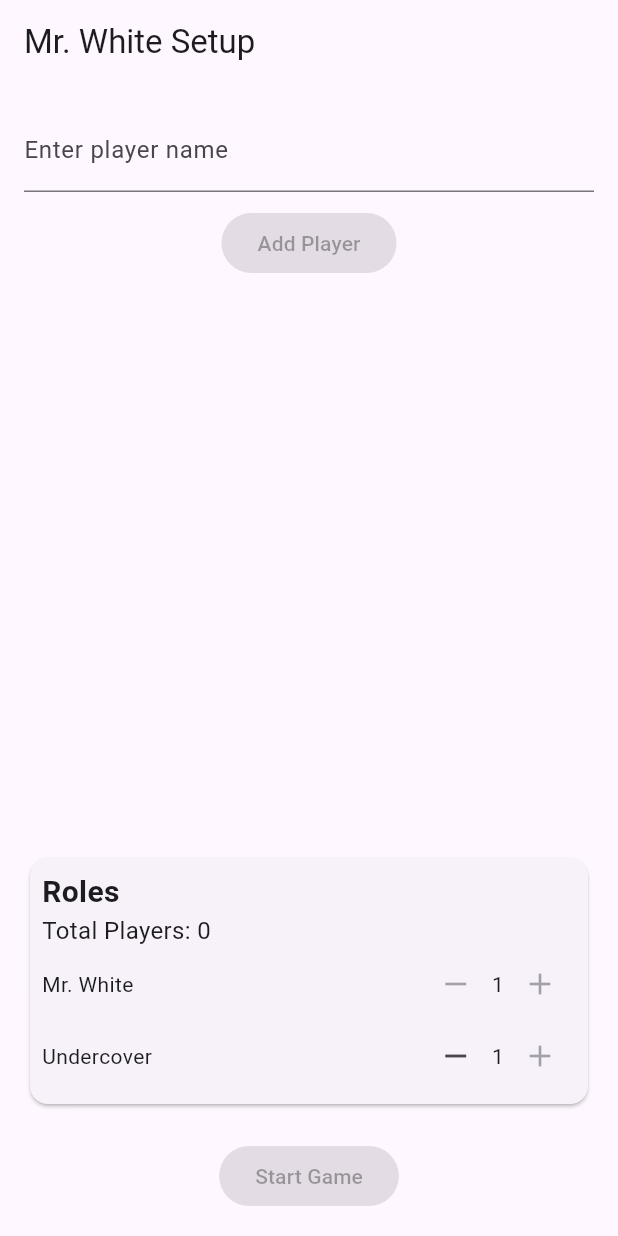
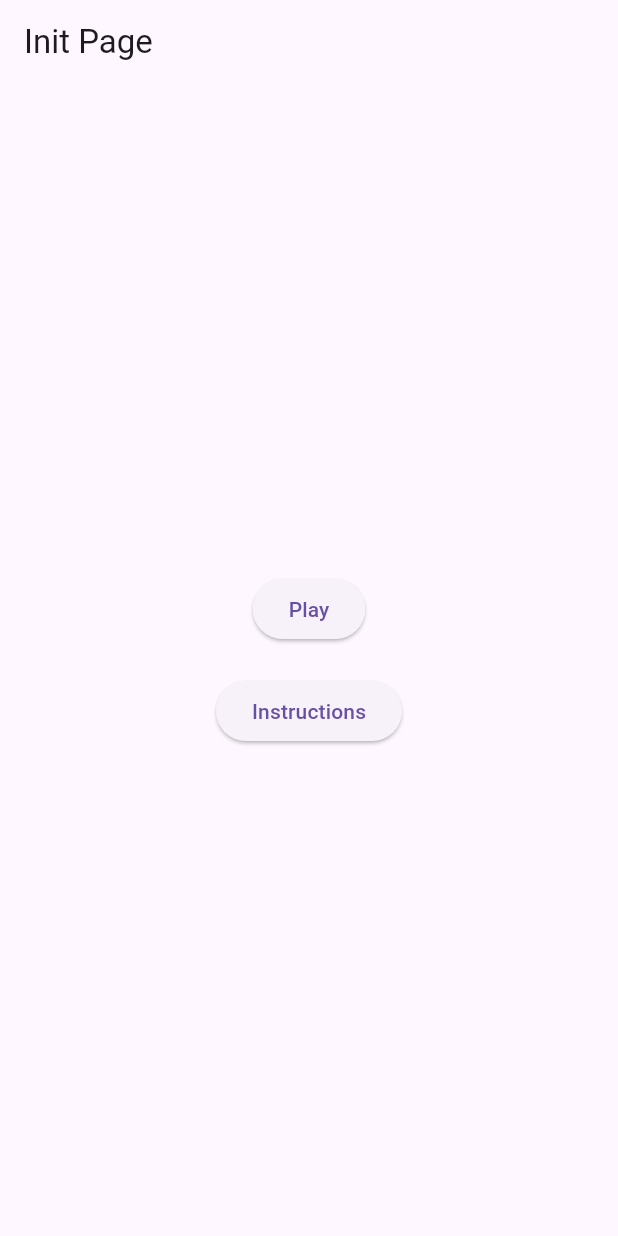
Before and after one commit to keerthikamath01/mr-white-app, a Flutter app: the screen it shows after launch, on a phone screen of 412 x 824 dp. Run offline on Flutter 3.47's test engine with Material 3 defaults, Android fonts, the phone set to English and light mode, and no system bars; our stand-ins replace flutter_dotenv, google_generative_ai, hive_ce_flutter; accounts and stored records are empty.

Commit message:
Added initial page before setup

```diff
--- a/lib/main.dart
+++ b/lib/main.dart
@@ -1,5 +1,5 @@
 import 'package:flutter/material.dart';
-import 'views/setup_view.dart';
+import 'views/init_view.dart';
 import 'view_models/game_view_model.dart';
 import 'package:flutter_dotenv/flutter_dotenv.dart';
 import 'package:provider/provider.dart';
@@ -61,7 +61,7 @@ class MrWhiteApp extends StatelessWidget {
     return MaterialApp(
       title: 'Mr White',
       debugShowCheckedModeBanner: false,
-      home: SetupView(), // First page = Setup view -> change to current view
+      home: InitView(), // First page = Setup view -> change to current view
     );
   }
 }
--- a/lib/models/game_state.dart
+++ b/lib/models/game_state.dart
@@ -48,6 +48,7 @@ class GameState {
     undercoverWord = null;
 
   }
+
 
   /// Initialize players list and reset state for a new game
   void setupGame(List<String> playerNames, {int mrWhites = 1, int undercovers = 1}) {
--- a/lib/view_models/game_view_model.dart
+++ b/lib/view_models/game_view_model.dart
@@ -50,6 +50,12 @@ class GameViewModel extends ChangeNotifier {
   // Reset game
   void reset() {
     _gameState.reset();
+    notifyListeners();
+  }
+
+  // Clear players list in setup view
+  void clearPlayers() {
+    playerNames = [];
     notifyListeners();
   }
 
--- /dev/null
+++ b/lib/views/init_view.dart
@@ -0,0 +1,49 @@
+import 'package:flutter/material.dart';
+import '../view_models/game_view_model.dart';
+import 'setup_view.dart';
+import 'package:provider/provider.dart';
+
+class InitView extends StatelessWidget {
+  const InitView({super.key});
+
+  @override
+  Widget build(BuildContext context) {
+
+    return Scaffold(
+
+      appBar: AppBar(
+        title: const Text("Init Page"),
+        automaticallyImplyLeading: false,
+      ),
+
+      body: Center(
+        child: Column(
+          mainAxisAlignment: MainAxisAlignment.center,
+          children: [
+
+            ElevatedButton(
+              onPressed: () {
+                Navigator.push(
+                  context,
+                  MaterialPageRoute(
+                    settings: const RouteSettings(name: '/setup'),
+                    builder: (context) => SetupView(),
+                  ),
+                );;
+              },
+              child: const Text("Play"),
+            ),
+
+            const SizedBox(height: 20),
+
+            ElevatedButton(
+              onPressed: () {
+              },
+              child: const Text("Instructions"),
+            )
+          ]
+        )
+      )
+    );
+  }
+}
--- a/lib/views/summary_view.dart
+++ b/lib/views/summary_view.dart
@@ -1,6 +1,7 @@
 import 'package:flutter/material.dart';
 import '../view_models/game_view_model.dart';
 import 'package:provider/provider.dart';
+import 'setup_view.dart';
 
 /// SummaryView displays the Winner, player names/roles/words, and provides the option to restart.
 class SummaryView extends StatelessWidget {
@@ -47,7 +48,8 @@ class SummaryView extends StatelessWidget {
             ElevatedButton(
               onPressed: () {
                 gameViewModel.reset();
-                Navigator.popUntil(context, (route) => route.isFirst);
+                //Navigator.popUntil(context, (route) => route.isFirst);
+                Navigator.popUntil(context, ModalRoute.withName('/setup'));
               },
               child: const Text("Back to Setup"),
             )
--- a/lib/widgets/exit_game_button.dart
+++ b/lib/widgets/exit_game_button.dart
@@ -56,7 +56,8 @@ class ExitGameButton extends StatelessWidget {
 
         if (shouldExit) {
           gameViewModel.reset();
-          Navigator.of(context).popUntil((route) => route.isFirst);
+          //Navigator.of(context).popUntil((route) => route.isFirst);
+          Navigator.popUntil(context, ModalRoute.withName('/setup'));
         }
       },
       child: const Text(
```
Also changed, not shown: lib/views/setup_view.dart (+22 -6 lines).
